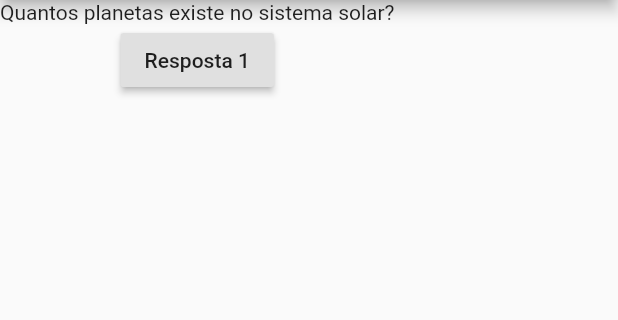
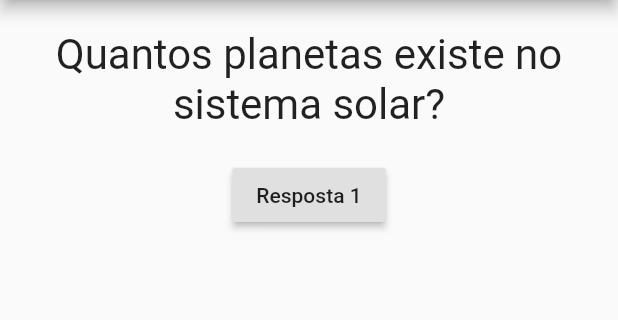
Before and after one commit to kaiocesar/curso-de-flutter, a Flutter app: the screen it shows after launch, on a phone screen of 412 x 824 dp, the part 84-404 px from its top. Run offline on Flutter 3.47's test engine with Material 2 defaults, Android fonts, the phone set to English and light mode, and no system bars.

Commit message:
estilização do widget Questão

```diff
--- a/projeto_perguntas/lib/questao.dart
+++ b/projeto_perguntas/lib/questao.dart
@@ -8,6 +8,14 @@ class Questao extends StatelessWidget {
 
   @override
   Widget build(BuildContext context) {
-    return Text(texto);
+    return Container(
+      width: double.infinity,
+      margin: EdgeInsets.all(20),
+      child: Text(
+          texto,
+          style: TextStyle(fontSize: 28),
+          textAlign: TextAlign.center,
+        )
+      );
   }
 }
```
